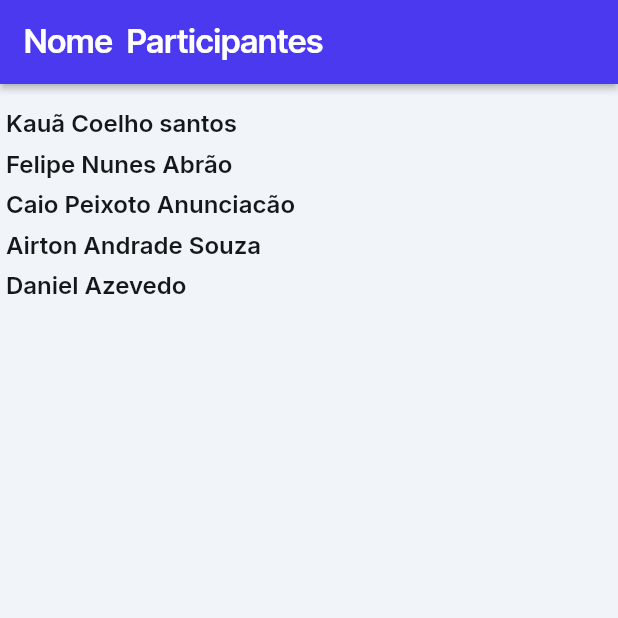
After one commit to Impacta-CC/SaborLocal, a Flutter app: the RTelaNomesWidget screen opened by its route, on a phone screen of 412 x 824 dp, the top half of it. The commit adds this screen. Run offline on Flutter 3.47's test engine with Material 3 defaults, Android fonts, the phone set to English and light mode, and no system bars; our stand-ins replace auto_size_text, easy_debounce, equatable, font_awesome_flutter, from_css_color, go_router and 6 more; missing offline and left inert: json_path, mime_type; accounts and stored records are empty.

Commit message:
Updating to latest FlutterFlow output.

```diff
--- a/lib/flutter_flow/nav/nav.dart
+++ b/lib/flutter_flow/nav/nav.dart
@@ -100,6 +100,11 @@ GoRouter createRouter(AppStateNotifier appStateNotifier) => GoRouter(
               ParamType.String,
             ),
           ),
+        ),
+        FFRoute(
+          name: RTelaNomesWidget.routeName,
+          path: RTelaNomesWidget.routePath,
+          builder: (context, params) => RTelaNomesWidget(),
         )
       ].map((r) => r.toRoute(appStateNotifier)).toList(),
     );
--- a/lib/index.dart
+++ b/lib/index.dart
@@ -4,3 +4,4 @@ export '/pages/tela_registro/tela_registro_widget.dart' show TelaRegistroWidget;
 export '/pages/tela_endereco/tela_endereco_widget.dart' show TelaEnderecoWidget;
 export '/pages/tela_principal/tela_principal_widget.dart'
     show TelaPrincipalWidget;
+export '/pages/r_tela_nomes/r_tela_nomes_widget.dart' show RTelaNomesWidget;
--- /dev/null
+++ b/lib/pages/r_tela_nomes/r_tela_nomes_model.dart
@@ -0,0 +1,16 @@
+import '/flutter_flow/flutter_flow_theme.dart';
+import '/flutter_flow/flutter_flow_util.dart';
+import '/flutter_flow/flutter_flow_widgets.dart';
+import 'dart:ui';
+import 'r_tela_nomes_widget.dart' show RTelaNomesWidget;
+import 'package:flutter/material.dart';
+import 'package:google_fonts/google_fonts.dart';
+import 'package:provider/provider.dart';
+
+class RTelaNomesModel extends FlutterFlowModel<RTelaNomesWidget> {
+  @override
+  void initState(BuildContext context) {}
+
+  @override
+  void dispose() {}
+}
--- /dev/null
+++ b/lib/pages/r_tela_nomes/r_tela_nomes_widget.dart
@@ -0,0 +1,218 @@
+import '/flutter_flow/flutter_flow_theme.dart';
+import '/flutter_flow/flutter_flow_util.dart';
+import '/flutter_flow/flutter_flow_widgets.dart';
+import 'dart:ui';
+import 'package:flutter/material.dart';
+import 'package:google_fonts/google_fonts.dart';
+import 'package:provider/provider.dart';
+import 'r_tela_nomes_model.dart';
+export 'r_tela_nomes_model.dart';
+
+class RTelaNomesWidget extends StatefulWidget {
+  const RTelaNomesWidget({super.key});
+
+  static String routeName = 'RTelaNomes';
+  static String routePath = '/rTelaNomes';
+
+  @override
+  State<RTelaNomesWidget> createState() => _RTelaNomesWidgetState();
+}
+
+class _RTelaNomesWidgetState extends State<RTelaNomesWidget> {
+  late RTelaNomesModel _model;
+
+  final scaffoldKey = GlobalKey<ScaffoldState>();
+
+  @override
+  void initState() {
+    super.initState();
+    _model = createModel(context, () => RTelaNomesModel());
+  }
+
+  @override
+  void dispose() {
+    _model.dispose();
+
+    super.dispose();
+  }
+
+  @override
+  Widget build(BuildContext context) {
+    return GestureDetector(
+      onTap: () {
+        FocusScope.of(context).unfocus();
+        FocusManager.instance.primaryFocus?.unfocus();
+      },
+      child: Scaffold(
+        key: scaffoldKey,
+        backgroundColor: FlutterFlowTheme.of(context).primaryBackground,
+        appBar: AppBar(
+          backgroundColor: FlutterFlowTheme.of(context).primary,
+          automaticallyImplyLeading: false,
+          title: Text(
+            'Nome  Participantes',
+            style: FlutterFlowTheme.of(context).headlineMedium.override(
+                  font: GoogleFonts.interTight(
+                    fontWeight:
+                        FlutterFlowTheme.of(context).headlineMedium.fontWeight,
+                    fontStyle:
+                        FlutterFlowTheme.of(context).headlineMedium.fontStyle,
+                  ),
+                  color: Colors.white,
+                  fontSize: 22.0,
+                  letterSpacing: 0.0,
+                  fontWeight:
+                      FlutterFlowTheme.of(context).headlineMedium.fontWeight,
+                  fontStyle:
+                      FlutterFlowTheme.of(context).headlineMedium.fontStyle,
+                ),
+          ),
+          actions: [],
+          centerTitle: false,
+          elevation: 2.0,
+        ),
+        body: SafeArea(
+          top: true,
+          child: Padding(
+            padding: EdgeInsetsDirectional.fromSTEB(4.0, 0.0, 4.0, 0.0),
+            child: Column(
+              mainAxisSize: MainAxisSize.max,
+              children: [
+                Row(
+                  mainAxisSize: MainAxisSize.max,
+                  children: [
+                    Padding(
+                      padding:
+                          EdgeInsetsDirectional.fromSTEB(0.0, 16.0, 0.0, 0.0),
+                      child: Text(
+                        'Kauã Coelho santos',
+                        style: FlutterFlowTheme.of(context).bodyMedium.override(
+                              font: GoogleFonts.inter(
+                                fontWeight: FontWeight.w600,
+                                fontStyle: FlutterFlowTheme.of(context)
+                                    .bodyMedium
+                                    .fontStyle,
+                              ),
+                              fontSize: 16.0,
+                              letterSpacing: 0.0,
+                              fontWeight: FontWeight.w600,
+                              fontStyle: FlutterFlowTheme.of(context)
+                                  .bodyMedium
+                                  .fontStyle,
+                            ),
+                      ),
+                    ),
+                  ],
+                ),
+                Row(
+                  mainAxisSize: MainAxisSize.max,
+                  children: [
+                    Padding(
+                      padding:
+                          EdgeInsetsDirectional.fromSTEB(0.0, 8.0, 0.0, 0.0),
+                      child: Text(
+                        'Felipe Nunes Abrão',
+                        style: FlutterFlowTheme.of(context).bodyMedium.override(
+                              font: GoogleFonts.inter(
+                                fontWeight: FontWeight.w600,
+                                fontStyle: FlutterFlowTheme.of(context)
+                                    .bodyMedium
+                                    .fontStyle,
+                              ),
+                              fontSize: 16.0,
+                              letterSpacing: 0.0,
+                              fontWeight: FontWeight.w600,
+                              fontStyle: FlutterFlowTheme.of(context)
+                                  .bodyMedium
+                                  .fontStyle,
+                            ),
+                      ),
+                    ),
+                  ],
+                ),
+                Row(
+                  mainAxisSize: MainAxisSize.max,
+                  children: [
+                    Padding(
+                      padding:
+                          EdgeInsetsDirectional.fromSTEB(0.0, 8.0, 0.0, 0.0),
+                      child: Text(
+                        'Caio Peixoto Anunciacão',
+                        style: FlutterFlowTheme.of(context).bodyMedium.override(
+                              font: GoogleFonts.inter(
+                                fontWeight: FontWeight.w600,
+                                fontStyle: FlutterFlowTheme.of(context)
+                                    .bodyMedium
+                                    .fontStyle,
+                              ),
+                              fontSize: 16.0,
+                              letterSpacing: 0.0,
+                              fontWeight: FontWeight.w600,
+                              fontStyle: FlutterFlowTheme.of(context)
+                                  .bodyMedium
+                                  .fontStyle,
+                            ),
+                      ),
+                    ),
+                  ],
+                ),
+                Row(
+                  mainAxisSize: MainAxisSize.max,
+                  children: [
+                    Padding(
+                      padding:
+                          EdgeInsetsDirectional.fromSTEB(0.0, 8.0, 0.0, 0.0),
+                      child: Text(
+                        'Airton Andrade Souza',
+                        style: FlutterFlowTheme.of(context).bodyMedium.override(
+                              font: GoogleFonts.inter(
+                                fontWeight: FontWeight.w600,
+                                fontStyle: FlutterFlowTheme.of(context)
+                                    .bodyMedium
+                                    .fontStyle,
+                              ),
+                              fontSize: 16.0,
+                              letterSpacing: 0.0,
+                              fontWeight: FontWeight.w600,
+                              fontStyle: FlutterFlowTheme.of(context)
+                                  .bodyMedium
+                                  .fontStyle,
+                            ),
+                      ),
+                    ),
+                  ],
+                ),
+                Row(
+                  mainAxisSize: MainAxisSize.max,
+                  children: [
+                    Padding(
+                      padding:
+                          EdgeInsetsDirectional.fromSTEB(0.0, 8.0, 0.0, 0.0),
+                      child: Text(
+                        'Daniel Azevedo',
+                        style: FlutterFlowTheme.of(context).bodyMedium.override(
+                              font: GoogleFonts.inter(
+                                fontWeight: FontWeight.w600,
+                                fontStyle: FlutterFlowTheme.of(context)
+                                    .bodyMedium
+                                    .fontStyle,
+                              ),
+                              fontSize: 16.0,
+                              letterSpacing: 0.0,
+                              fontWeight: FontWeight.w600,
+                              fontStyle: FlutterFlowTheme.of(context)
+                                  .bodyMedium
+                                  .fontStyle,
+                            ),
+                      ),
+                    ),
+                  ],
+                ),
+              ],
+            ),
+          ),
+        ),
+      ),
+    );
+  }
+}
```
